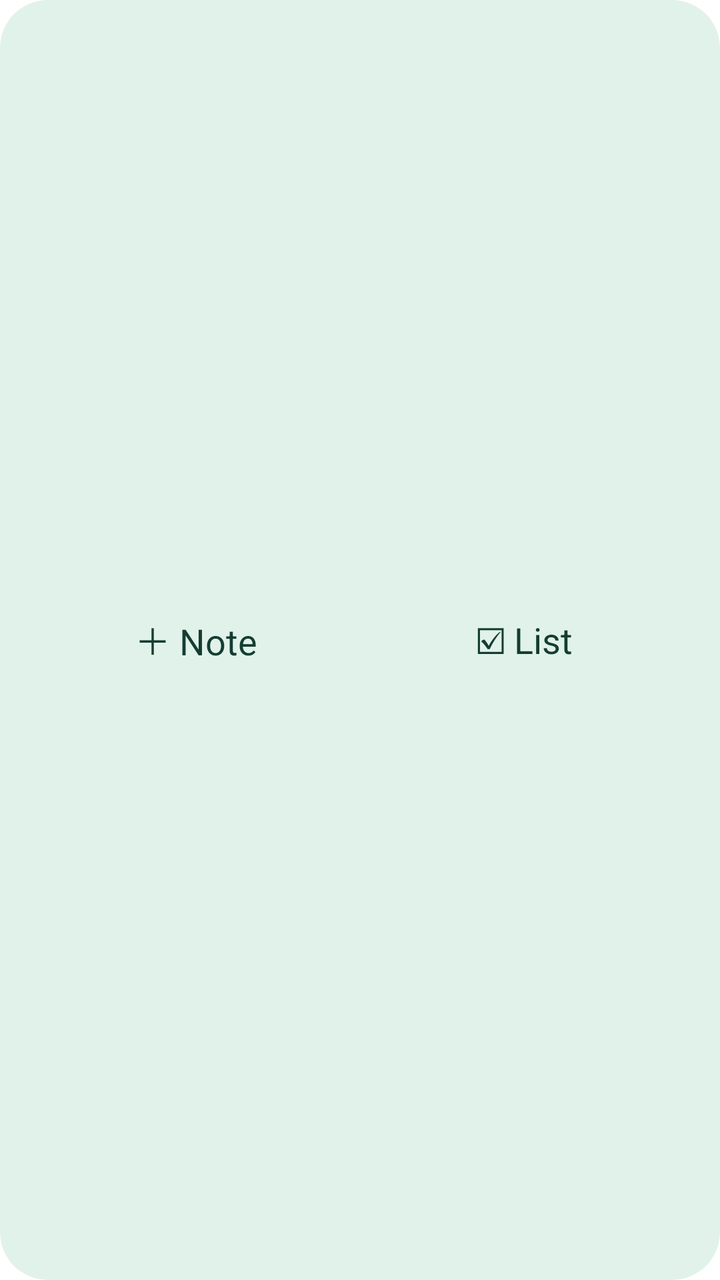
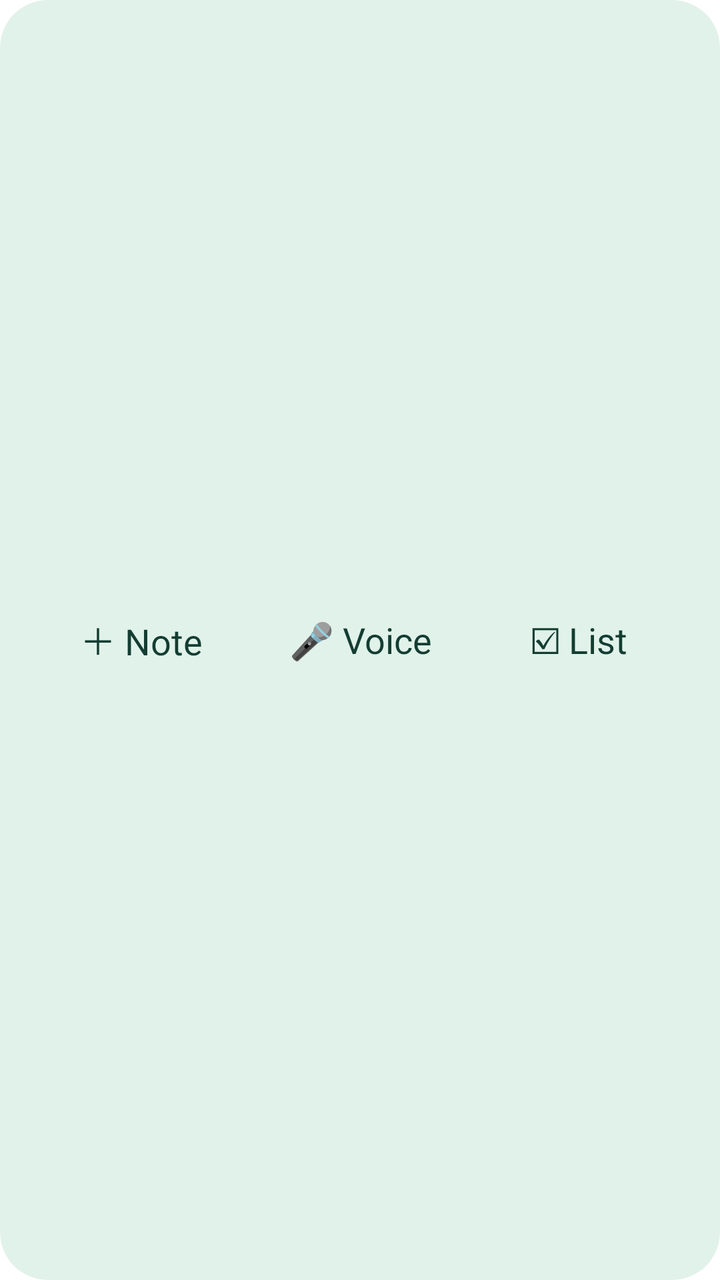

An Android layout rendered at two revisions. The XML below is the earlier revision; the diff shows what the commit changed to produce the second picture.
<!-- AndroidManifest.xml: fallback theme Theme.MaterialComponents.DayNight.NoActionBar -->
<!-- res/layout/capture_widget.xml -->
<LinearLayout xmlns:android="http://schemas.android.com/apk/res/android" android:layout_width="match_parent" android:layout_height="match_parent" android:orientation="horizontal" android:gravity="center" android:background="@drawable/widget_background">
    <TextView android:id="@+id/widget_new_text" android:layout_width="0dp" android:layout_weight="1" android:layout_height="match_parent" android:minHeight="48dp" android:gravity="center" android:text="＋ Note" android:contentDescription="Create text note" android:textColor="#143D32" android:textSize="18sp" />
    <TextView android:id="@+id/widget_new_checklist" android:layout_width="0dp" android:layout_weight="1" android:layout_height="match_parent" android:minHeight="48dp" android:gravity="center" android:text="☑ List" android:contentDescription="Create checklist" android:textColor="#143D32" android:textSize="18sp" />
</LinearLayout>
<!-- resources referenced by this layout -->
<resources>
  <!-- drawable widget_background (drawable) -->
  <shape xmlns:android="http://schemas.android.com/apk/res/android" android:shape="rectangle">
      <solid android:color="#E1F2EA" /><corners android:radius="24dp" />
      <padding android:left="16dp" android:top="12dp" android:right="16dp" android:bottom="12dp" />
  </shape>
</resources>

<!-- the commit's change to res/layout/capture_widget.xml (unified diff, before → after) -->
@@ -1,4 +1,5 @@
 <LinearLayout xmlns:android="http://schemas.android.com/apk/res/android" android:layout_width="match_parent" android:layout_height="match_parent" android:orientation="horizontal" android:gravity="center" android:background="@drawable/widget_background">
     <TextView android:id="@+id/widget_new_text" android:layout_width="0dp" android:layout_weight="1" android:layout_height="match_parent" android:minHeight="48dp" android:gravity="center" android:text="＋ Note" android:contentDescription="Create text note" android:textColor="#143D32" android:textSize="18sp" />
+    <TextView android:id="@+id/widget_new_voice" android:layout_width="0dp" android:layout_weight="1" android:layout_height="match_parent" android:minHeight="48dp" android:gravity="center" android:text="🎤 Voice" android:contentDescription="Record voice note" android:textColor="#143D32" android:textSize="18sp" />
     <TextView android:id="@+id/widget_new_checklist" android:layout_width="0dp" android:layout_weight="1" android:layout_height="match_parent" android:minHeight="48dp" android:gravity="center" android:text="☑ List" android:contentDescription="Create checklist" android:textColor="#143D32" android:textSize="18sp" />
 </LinearLayout>
